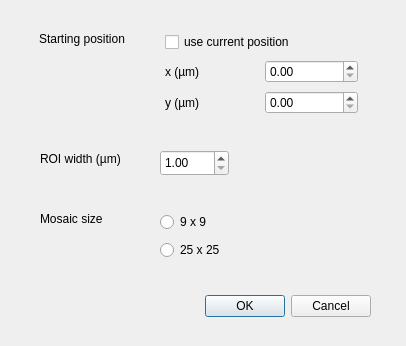
Old version of the form gui/ROI/ui_mosaic_settings.ui in the repository fbarho/qudi-cbs.
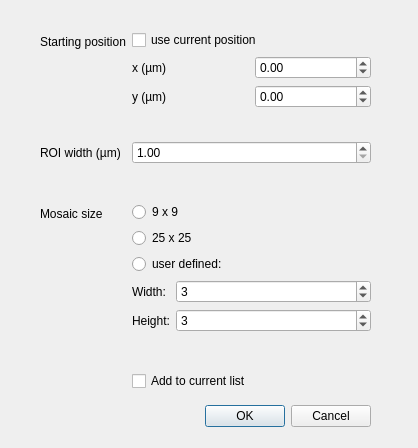
New version of the form.

Commit message: fixed error in roi name generation, improved mosaic settings dialog

```diff
--- a/gui/ROI/ui_mosaic_settings.ui
+++ b/gui/ROI/ui_mosaic_settings.ui
@@ -6,8 +6,8 @@
    <rect>
     <x>0</x>
     <y>0</y>
-    <width>406</width>
-    <height>346</height>
+    <width>418</width>
+    <height>448</height>
    </rect>
   </property>
   <property name="windowTitle">
@@ -17,7 +17,7 @@
    <property name="geometry">
     <rect>
      <x>30</x>
-     <y>290</y>
+     <y>400</y>
      <width>341</width>
      <height>32</height>
     </rect>
@@ -29,70 +29,24 @@
     <set>QDialogButtonBox::Cancel|QDialogButtonBox::Ok</set>
    </property>
   </widget>
-  <widget class="QLabel" name="label">
+  <widget class="QWidget" name="formLayoutWidget_2">
    <property name="geometry">
     <rect>
      <x>40</x>
-     <y>210</y>
-     <width>74</width>
-     <height>17</height>
+     <y>30</y>
+     <width>331</width>
+     <height>361</height>
     </rect>
    </property>
-   <property name="text">
-    <string>Mosaic size</string>
-   </property>
-  </widget>
+   <layout class="QFormLayout" name="formLayout_3">
+    <item row="0" column="0">
   <widget class="QLabel" name="label_2">
-   <property name="geometry">
-    <rect>
-     <x>39</x>
-     <y>30</y>
-     <width>108</width>
-     <height>17</height>
-    </rect>
-   </property>
    <property name="text">
     <string>Starting position</string>
    </property>
   </widget>
-  <widget class="QLabel" name="label_5">
-   <property name="geometry">
-    <rect>
-     <x>40</x>
-     <y>150</y>
-     <width>111</width>
-     <height>17</height>
-    </rect>
-   </property>
-   <property name="text">
-    <string>ROI width (µm)</string>
-   </property>
-  </widget>
-  <widget class="QDoubleSpinBox" name="mosaic_roi_width_DSpinBox">
-   <property name="geometry">
-    <rect>
-     <x>160</x>
-     <y>150</y>
-     <width>69</width>
-     <height>26</height>
-    </rect>
-   </property>
-   <property name="minimum">
-    <double>1.000000000000000</double>
-   </property>
-   <property name="maximum">
-    <double>200.000000000000000</double>
-   </property>
-  </widget>
-  <widget class="QWidget" name="layoutWidget">
-   <property name="geometry">
-    <rect>
-     <x>165</x>
-     <y>30</y>
-     <width>193</width>
-     <height>89</height>
-    </rect>
-   </property>
+    </item>
+    <item row="0" column="1">
    <layout class="QGridLayout" name="gridLayout">
     <item row="0" column="0" colspan="2">
      <widget class="QCheckBox" name="current_pos_CheckBox">
@@ -108,6 +62,16 @@
       </property>
      </widget>
     </item>
+      <item row="1" column="1">
+       <widget class="QDoubleSpinBox" name="x_pos_DSpinBox">
+        <property name="minimum">
+         <double>-5000.000000000000000</double>
+        </property>
+        <property name="maximum">
+         <double>5000.000000000000000</double>
+        </property>
+       </widget>
+      </item>
     <item row="2" column="0">
      <widget class="QLabel" name="label_4">
       <property name="text">
@@ -115,23 +79,56 @@
       </property>
      </widget>
     </item>
-    <item row="1" column="1">
-     <widget class="QDoubleSpinBox" name="x_pos_DSpinBox"/>
-    </item>
     <item row="2" column="1">
-     <widget class="QDoubleSpinBox" name="y_pos_DSpinBox"/>
-    </item>
-   </layout>
-  </widget>
-  <widget class="QWidget" name="layoutWidget">
-   <property name="geometry">
-    <rect>
-     <x>160</x>
-     <y>210</y>
-     <width>76</width>
-     <height>54</height>
-    </rect>
-   </property>
+       <widget class="QDoubleSpinBox" name="y_pos_DSpinBox">
+        <property name="minimum">
+         <double>-5000.000000000000000</double>
+        </property>
+        <property name="maximum">
+         <double>5000.000000000000000</double>
+        </property>
+       </widget>
+      </item>
+      <item row="3" column="0">
+       <spacer name="verticalSpacer_2">
+        <property name="orientation">
+         <enum>Qt::Vertical</enum>
+        </property>
+        <property name="sizeHint" stdset="0">
+         <size>
+          <width>20</width>
+          <height>40</height>
+         </size>
+        </property>
+       </spacer>
+      </item>
+     </layout>
+    </item>
+    <item row="1" column="0">
+     <widget class="QLabel" name="label_5">
+      <property name="text">
+       <string>ROI width (µm)</string>
+      </property>
+     </widget>
+    </item>
+    <item row="1" column="1">
+     <widget class="QDoubleSpinBox" name="mosaic_roi_width_DSpinBox">
+      <property name="minimum">
+       <double>1.000000000000000</double>
+      </property>
+      <property name="maximum">
+       <double>300.000000000000000</double>
+      </property>
+     </widget>
+    </item>
+    <item row="3" column="0">
+     <widget class="QLabel" name="label">
+      <property name="text">
+       <string>Mosaic size</string>
+      </property>
+     </widget>
+    </item>
+    <item row="3" column="1">
    <layout class="QVBoxLayout" name="verticalLayout">
     <item>
      <widget class="QRadioButton" name="mosaic_size1_RadioButton">
@@ -146,6 +143,92 @@
        <string>25 x 25</string>
       </property>
      </widget>
+      </item>
+      <item>
+       <widget class="QRadioButton" name="mosaic_userdefined_RadioButton">
+        <property name="text">
+         <string>user defined:</string>
+        </property>
+       </widget>
+      </item>
+      <item>
+       <layout class="QFormLayout" name="formLayout">
+        <item row="1" column="0">
+         <widget class="QLabel" name="label_7">
+          <property name="text">
+           <string>Height:</string>
+          </property>
+         </widget>
+        </item>
+        <item row="0" column="1">
+         <widget class="QSpinBox" name="mosaic_width_SpinBox">
+          <property name="minimum">
+           <number>1</number>
+          </property>
+          <property name="maximum">
+           <number>50</number>
+          </property>
+          <property name="value">
+           <number>3</number>
+          </property>
+         </widget>
+        </item>
+        <item row="1" column="1">
+         <widget class="QSpinBox" name="mosaic_height_SpinBox">
+          <property name="minimum">
+           <number>1</number>
+          </property>
+          <property name="maximum">
+           <number>50</number>
+          </property>
+          <property name="value">
+           <number>3</number>
+          </property>
+         </widget>
+        </item>
+        <item row="0" column="0">
+         <widget class="QLabel" name="label_6">
+          <property name="text">
+           <string>Width:</string>
+          </property>
+         </widget>
+        </item>
+       </layout>
+      </item>
+     </layout>
+    </item>
+    <item row="4" column="1">
+     <spacer name="verticalSpacer">
+      <property name="orientation">
+       <enum>Qt::Vertical</enum>
+      </property>
+      <property name="sizeHint" stdset="0">
+       <size>
+        <width>20</width>
+        <height>40</height>
+       </size>
+      </property>
+     </spacer>
+    </item>
+    <item row="5" column="1">
+     <widget class="QCheckBox" name="mosaic_add_to_list_CheckBox">
+      <property name="text">
+       <string>Add to current list</string>
+      </property>
+     </widget>
+    </item>
+    <item row="2" column="1">
+     <spacer name="verticalSpacer_3">
+      <property name="orientation">
+       <enum>Qt::Vertical</enum>
+      </property>
+      <property name="sizeHint" stdset="0">
+       <size>
+        <width>20</width>
+        <height>40</height>
+       </size>
+      </property>
+     </spacer>
     </item>
    </layout>
   </widget>
```
Lines whose indentation alone changed are shown as unchanged. The commit also changes 3 other files.
